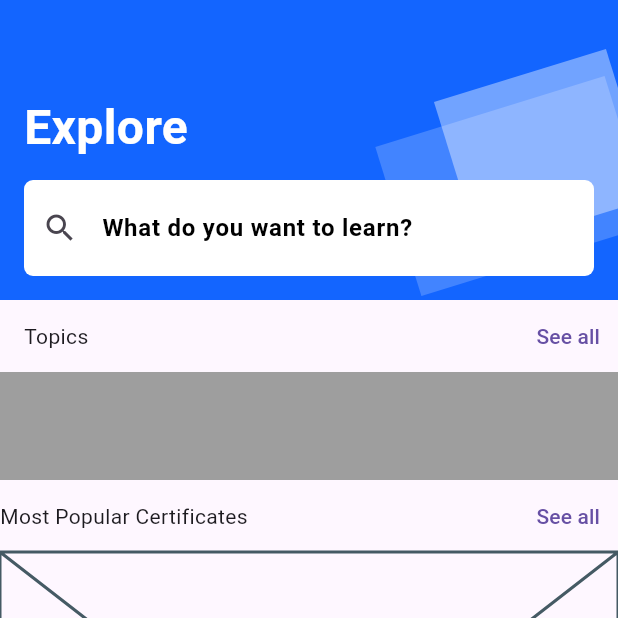
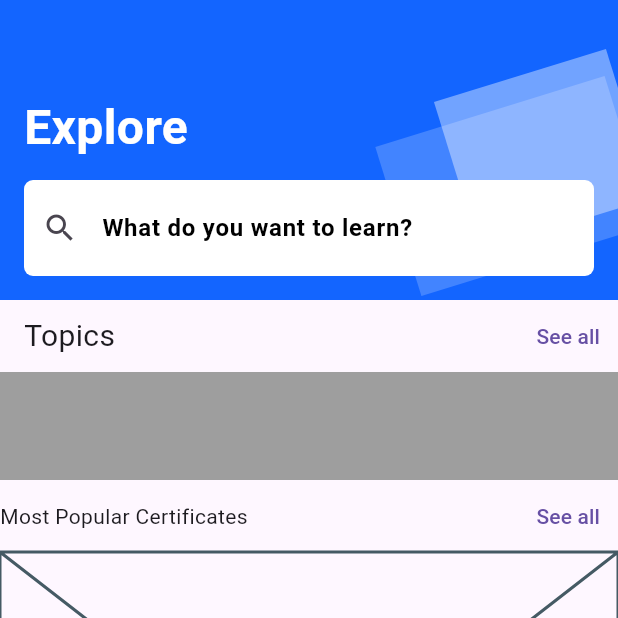
Before and after one commit to JAICHANGPARK/flutter_notebook_chapter_43, a Flutter app: the ELearningHomePage screen opened directly, on a phone screen of 412 x 824 dp, the top half of it. Run offline on Flutter 3.47's test engine with Material 3 defaults, Android fonts, the phone set to English and light mode, and no system bars.

Commit message:
Update e_learning_home_page.dart

```diff
--- a/lib/ep2151_e_learning_app/views/e_learning_home_page.dart
+++ b/lib/ep2151_e_learning_app/views/e_learning_home_page.dart
@@ -103,7 +103,12 @@ class _ELearningHomePageState extends State<ELearningHomePage> {
             child: Row(
               mainAxisAlignment: MainAxisAlignment.spaceBetween,
               children: [
-                Text("Topics"),
+                Text(
+                  "Topics",
+                  style: TextStyle(
+                    fontSize: 20,
+                  ),
+                ),
                 TextButton(
                   onPressed: () {},
                   child: Text(
```
